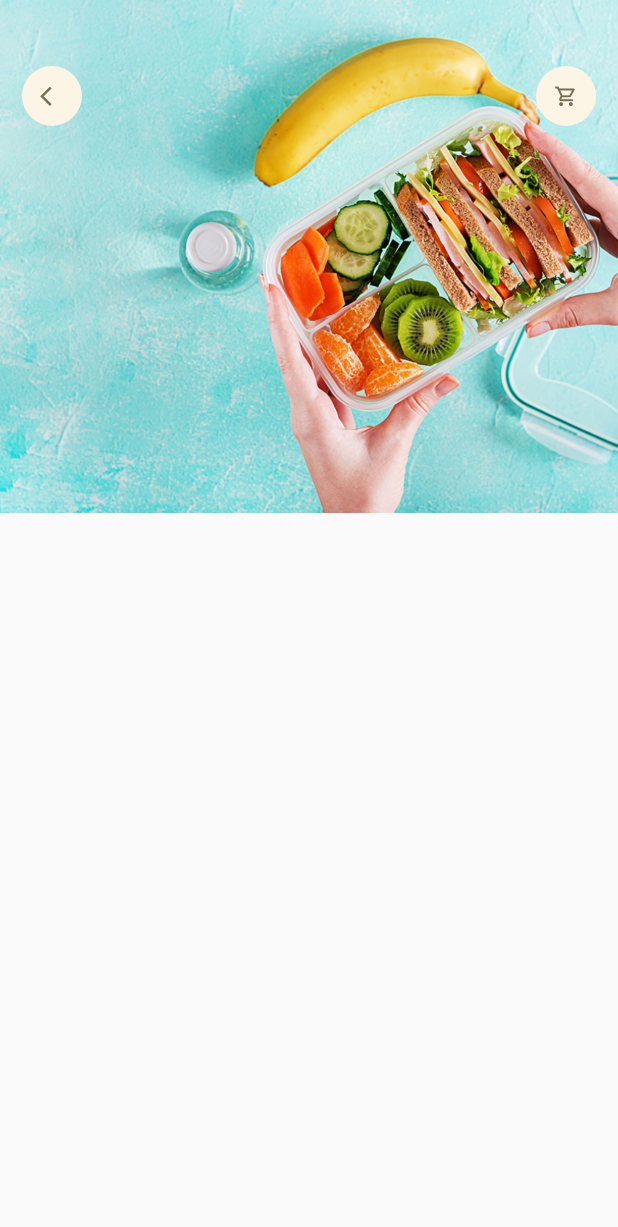
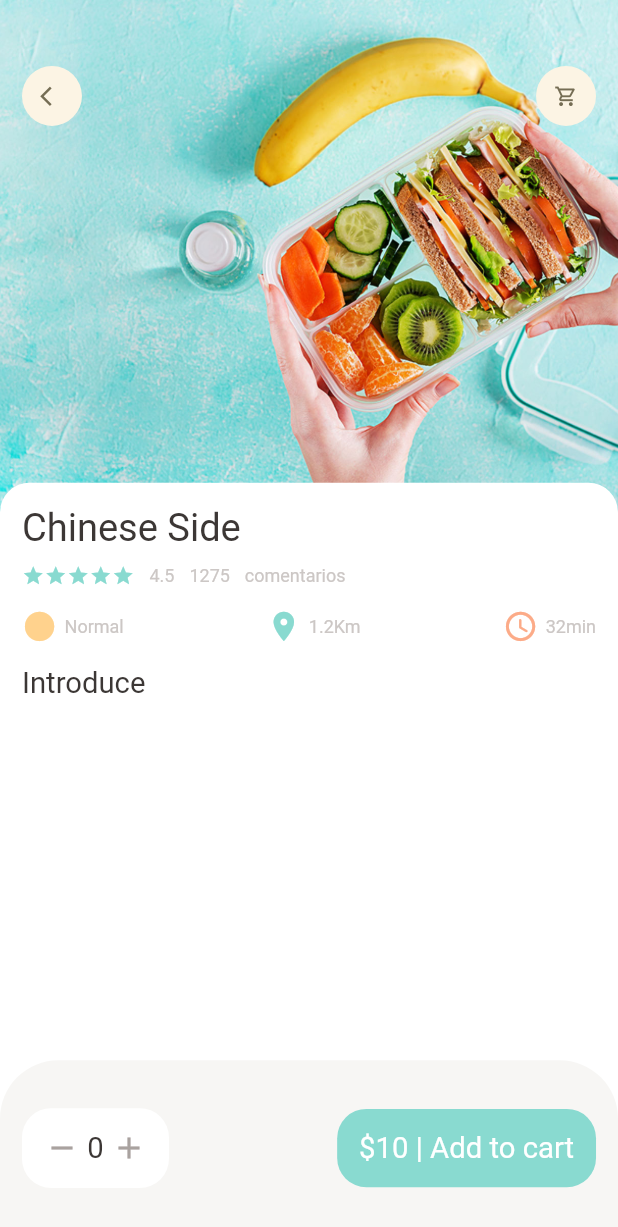
Before and after one commit to Yader1/flutter-food-ordering-app, a Flutter app: the screen it shows after launch, on a phone screen of 412 x 824 dp. Shown: the top 1227 px of the screen. Run offline on Flutter 3.47's test engine with Material 2 defaults, Android fonts, the light colour scheme and no system bars; our stand-ins replace dots_indicator, get.

Commit message:
Agregando a la pantalla de detalle de populares los butones inferiores

```diff
--- a/lib/pages/food/popular_food_detalle.dart
+++ b/lib/pages/food/popular_food_detalle.dart
@@ -1,6 +1,9 @@
 import 'package:flutter/material.dart';
+import 'package:flutter_tienda_comida/utils/colors.dart';
 import 'package:flutter_tienda_comida/utils/dimensiones.dart';
+import 'package:flutter_tienda_comida/widgets/app_column.dart';
 import 'package:flutter_tienda_comida/widgets/app_icon.dart';
+import 'package:flutter_tienda_comida/widgets/big_text.dart';
 
 class PopularFoodDetalle extends StatelessWidget {
   const PopularFoodDetalle({Key? key}) : super(key: key);
@@ -8,6 +11,7 @@ class PopularFoodDetalle extends StatelessWidget {
   @override
   Widget build(BuildContext context) {
     return Scaffold(
+      backgroundColor: Colors.white,
       body: Stack(
         children: [
           //Fondo Img de populares
@@ -41,12 +45,71 @@ class PopularFoodDetalle extends StatelessWidget {
           Positioned(
             right: 0,
             left: 0,
-            top: Dimenciones.popularFoodImgSize,
-
+            bottom: 0,
+            top: Dimenciones.popularFoodImgSize-20,
             child: Container(
-
+              padding: EdgeInsets.only(left: Dimenciones.width20, right: Dimenciones.width20, top: Dimenciones.height20,),
+              decoration: BoxDecoration(
+                borderRadius: BorderRadius.only(
+                  topRight: Radius.circular(Dimenciones.radius20),
+                  topLeft: Radius.circular(Dimenciones.radius20),
+                ),
+                color: Colors.white
+              ),
+            child:
+            Column(
+              crossAxisAlignment: CrossAxisAlignment.start,
+              children: [
+                AppColumn(text:"Chinese Side"),
+                SizedBox(height: Dimenciones.height20,),
+                BigText(text: "Introduce")
+            ],)
           ),),
         ],
+      ),
+      bottomNavigationBar: Container(
+        height: Dimenciones.buttomHeightBar,
+        padding: EdgeInsets.only(
+          top: Dimenciones.height30,
+          bottom: Dimenciones.height30,
+          left: Dimenciones.width20,
+          right: Dimenciones.width20
+        ),
+        decoration: BoxDecoration(
+          color: AppColors.buttonBackgroundColor,
+          borderRadius: BorderRadius.only(
+            topLeft: Radius.circular(Dimenciones.radius20*2),
+            topRight: Radius.circular(Dimenciones.radius20*2)
+          )
+        ),
+        child: Row(
+          mainAxisAlignment: MainAxisAlignment.spaceBetween,
+          children: [
+          Container(
+            padding: EdgeInsets.only(top: Dimenciones.height20, bottom: Dimenciones.height20, left: Dimenciones.width20, right: Dimenciones.width20),
+            decoration: BoxDecoration(
+              borderRadius: BorderRadius.circular(Dimenciones.radius20),
+              color: Colors.white
+            ),
+            child: Row(
+              children: [
+                Icon(Icons.remove, color: AppColors.signColor),
+                SizedBox(width: Dimenciones.width10/2),
+                BigText(text: "0"),
+                SizedBox(width: Dimenciones.width10/2),
+                Icon(Icons.add, color: AppColors.signColor)
+              ],
+            ),
+          ),
+          Container(
+            padding: EdgeInsets.only(top: Dimenciones.height20, bottom: Dimenciones.height20, left: Dimenciones.width20, right: Dimenciones.width20),
+            child: BigText(text: "\$10 | Add to cart", color: Colors.white,),
+            decoration: BoxDecoration(
+              borderRadius: BorderRadius.circular(Dimenciones.radius20),
+              color: AppColors.mainColor
+            ),
+          ),
+        ]),
       ),
     );
   }
--- a/lib/pages/home/food_page_body.dart
+++ b/lib/pages/home/food_page_body.dart
@@ -2,6 +2,7 @@ import 'package:dots_indicator/dots_indicator.dart';
 import 'package:flutter/material.dart';
 import 'package:flutter_tienda_comida/utils/colors.dart';
 import 'package:flutter_tienda_comida/utils/dimensiones.dart';
+import 'package:flutter_tienda_comida/widgets/app_column.dart';
 import 'package:flutter_tienda_comida/widgets/big_text.dart';
 import 'package:flutter_tienda_comida/widgets/icon_and_text_widget.dart';
 import 'package:flutter_tienda_comida/widgets/small_text.dart';
@@ -233,59 +234,7 @@ class _FoodPageBodyState extends State<FoodPageBody> {
               child: Container(
                 padding: EdgeInsets.only(
                     top: Dimenciones.height15, left: 15, right: 15),
-                child: Column(
-                    crossAxisAlignment: CrossAxisAlignment.start,
-                    children: [
-                      BigText(text: "Chinese Side"),
-                      SizedBox(
-                        height: Dimenciones.height10,
-                      ),
-                      Row(
-                        children: [
-                          Wrap(
-                            children: List.generate(5, (index) {
-                              return Icon(
-                                Icons.star,
-                                color: AppColors.mainColor,
-                                size: 15,
-                              );
-                            }),
-                          ),
-                          SizedBox(
-                            width: 10,
-                          ),
-                          SmallText(text: "4.5"),
-                          SizedBox(
-                            width: 10,
-                          ),
-                          SmallText(text: "1275"),
-                          SizedBox(
-                            width: 10,
-                          ),
-                          SmallText(text: "comentarios"),
-                        ],
-                      ),
-                      SizedBox(
-                        height: Dimenciones.height20,
-                      ),
-                      Row(
-                        mainAxisAlignment: MainAxisAlignment.spaceBetween,
-                        children: [
-                          IconAndTextWidget(
-                              icon: Icons.circle_sharp,
-                              text: "Normal",
-                              iconColor: AppColors.iconColor1),
-                          IconAndTextWidget(
-                              icon: Icons.location_on,
-                              text: "1.2Km",
-                              iconColor: AppColors.mainColor),
-                          IconAndTextWidget(
-                              icon: Icons.access_time_rounded,
-                              text: "32min",
-                              iconColor: AppColors.iconColor2),
-                        ],
-                      )
-                    ]),
+                child: AppColumn(text:"Chinese Side"),
               ),
             ),
           )
--- a/lib/utils/dimensiones.dart
+++ b/lib/utils/dimensiones.dart
@@ -23,6 +23,7 @@ class Dimenciones {
 
   //Tamaño de letra
   static double font20 = screenHeight / 42.2;
+  static double font26 = screenHeight / 32.46;
 
   //Radius
   static double radius20 = screenHeight / 42.2;
@@ -39,4 +40,7 @@ class Dimenciones {
 
   //Tamaño para los widget populares
   static double popularFoodImgSize = screenHeight / 2.41;
+
+  //botton height
+  static double buttomHeightBar = screenHeight / 7.03;
 }
--- /dev/null
+++ b/lib/widgets/app_column.dart
@@ -0,0 +1,67 @@
+import 'package:flutter/material.dart';
+import 'package:flutter_tienda_comida/utils/colors.dart';
+import 'package:flutter_tienda_comida/utils/dimensiones.dart';
+import 'package:flutter_tienda_comida/widgets/big_text.dart';
+import 'package:flutter_tienda_comida/widgets/icon_and_text_widget.dart';
+import 'package:flutter_tienda_comida/widgets/small_text.dart';
+
+class AppColumn extends StatelessWidget {
+  //Atributos a pasar
+  final String text;
+  const AppColumn({Key? key, required this.text}) : super(key: key);
+
+  @override
+  Widget build(BuildContext context) {
+    return Column(crossAxisAlignment: CrossAxisAlignment.start, children: [
+      BigText(text: text, size: Dimenciones.font26),
+      SizedBox(
+        height: Dimenciones.height10,
+      ),
+      Row(
+        children: [
+          Wrap(
+            children: List.generate(5, (index) {
+              return Icon(
+                Icons.star,
+                color: AppColors.mainColor,
+                size: 15,
+              );
+            }),
+          ),
+          SizedBox(
+            width: 10,
+          ),
+          SmallText(text: "4.5"),
+          SizedBox(
+            width: 10,
+          ),
+          SmallText(text: "1275"),
+          SizedBox(
+            width: 10,
+          ),
+          SmallText(text: "comentarios"),
+        ],
+      ),
+      SizedBox(
+        height: Dimenciones.height20,
+      ),
+      Row(
+        mainAxisAlignment: MainAxisAlignment.spaceBetween,
+        children: [
+          IconAndTextWidget(
+              icon: Icons.circle_sharp,
+              text: "Normal",
+              iconColor: AppColors.iconColor1),
+          IconAndTextWidget(
+              icon: Icons.location_on,
+              text: "1.2Km",
+              iconColor: AppColors.mainColor),
+          IconAndTextWidget(
+              icon: Icons.access_time_rounded,
+              text: "32min",
+              iconColor: AppColors.iconColor2),
+        ],
+      )
+    ]);
+  }
+}
--- a/lib/widgets/big_text.dart
+++ b/lib/widgets/big_text.dart
@@ -17,7 +17,7 @@ class BigText extends StatelessWidget {
       overflow: overflow,
       style: TextStyle(
         color: color,
-        fontSize: size == 0 ? Dimenciones.font20 : 0,
+        fontSize: size == 0 ? Dimenciones.font20 : size,
         fontFamily: 'Roboto',
         fontWeight: FontWeight.w400
       ),
```
